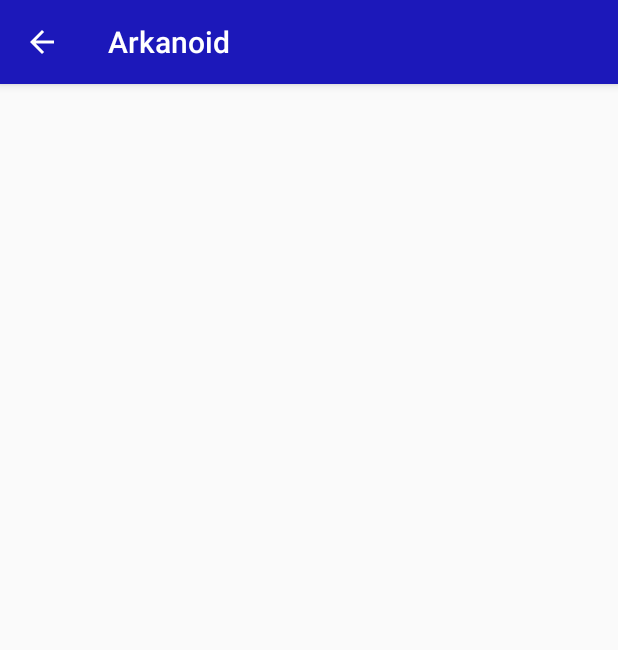
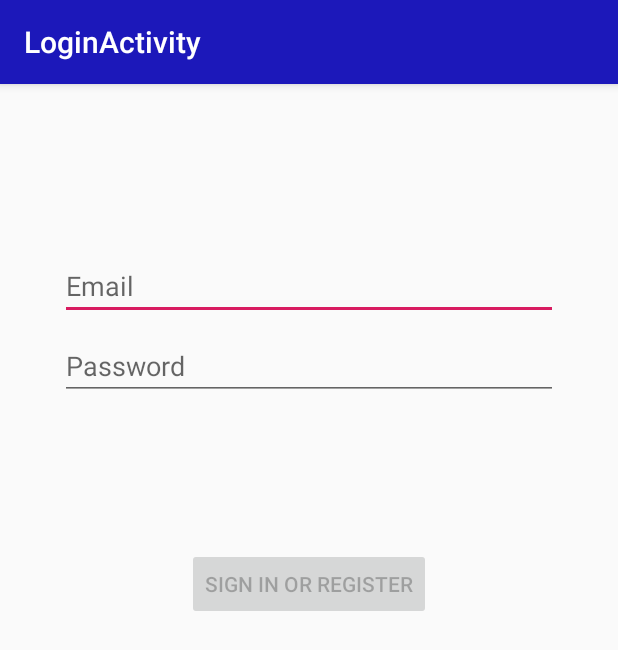
Before and after one commit to lev1492/ArkaNull, an Android app: the screen it shows after launch (Account before the commit, LoginActivity after it), after a tap on "ACCOUNT", on a phone screen of 412 x 824 dp. Shown: the top 650 px of the screen. Run offline under Robolectric (Android 15) with nearby library versions, the phone set to English and light mode, and no system bars.

Commit message:
Cliccando su account, si va sulla schermata di login

```diff
--- a/app/src/main/java/com/example/android/arkanull/Menu.java
+++ b/app/src/main/java/com/example/android/arkanull/Menu.java
@@ -5,6 +5,8 @@ import android.support.v7.app.AppCompatActivity;
 import android.os.Bundle;
 import android.view.Display;
 import android.view.View;
+
+import com.example.android.arkanull.ui.login.LoginActivity;
 
 public class Menu extends AppCompatActivity {
 
@@ -15,7 +17,7 @@ public class Menu extends AppCompatActivity {
     }
 
     public void openAccount(View view){
-        Intent intent = new Intent(this , Account.class);
+        Intent intent = new Intent(this , LoginActivity.class);
         startActivity(intent);
     }
     public void gioca(View view){
--- /dev/null
+++ b/app/src/main/java/com/example/android/arkanull/data/LoginRepository.java
@@ -0,0 +1,54 @@
+package com.example.android.arkanull.data;
+
+import com.example.android.arkanull.data.model.LoggedInUser;
+
+/**
+ * Class that requests authentication and user information from the remote data source and
+ * maintains an in-memory cache of login status and user credentials information.
+ */
+public class LoginRepository {
+
+    private static volatile LoginRepository instance;
+
+    private LoginDataSource dataSource;
+
+    // If user credentials will be cached in local storage, it is recommended it be encrypted
+    // @see https://developer.android.com/training/articles/keystore
+    private LoggedInUser user = null;
+
+    // private constructor : singleton access
+    private LoginRepository(LoginDataSource dataSource) {
+        this.dataSource = dataSource;
+    }
+
+    public static LoginRepository getInstance(LoginDataSource dataSource) {
+        if (instance == null) {
+            instance = new LoginRepository(dataSource);
+        }
+        return instance;
+    }
+
+    public boolean isLoggedIn() {
+        return user != null;
+    }
+
+    public void logout() {
+        user = null;
+        dataSource.logout();
+    }
+
+    private void setLoggedInUser(LoggedInUser user) {
+        this.user = user;
+        // If user credentials will be cached in local storage, it is recommended it be encrypted
+        // @see https://developer.android.com/training/articles/keystore
+    }
+
+    public Result<LoggedInUser> login(String username, String password) {
+        // handle login
+        Result<LoggedInUser> result = dataSource.login(username, password);
+        if (result instanceof Result.Success) {
+            setLoggedInUser(((Result.Success<LoggedInUser>) result).getData());
+        }
+        return result;
+    }
+}
--- /dev/null
+++ b/app/src/main/java/com/example/android/arkanull/ui/login/LoginActivity.java
@@ -0,0 +1,132 @@
+package com.example.android.arkanull.ui.login;
+
+import android.app.Activity;
+import android.arch.lifecycle.Observer;
+import android.arch.lifecycle.ViewModelProvider;
+import android.os.Bundle;
+import android.support.annotation.Nullable;
+import android.support.annotation.StringRes;
+import android.support.v7.app.AppCompatActivity;
+import android.text.Editable;
+import android.text.TextWatcher;
+import android.view.KeyEvent;
+import android.view.View;
+import android.view.inputmethod.EditorInfo;
+import android.widget.Button;
+import android.widget.EditText;
+import android.widget.ProgressBar;
+import android.widget.TextView;
+import android.widget.Toast;
+
+import com.example.android.arkanull.R;
+import com.example.android.arkanull.ui.login.LoginViewModel;
+import com.example.android.arkanull.ui.login.LoginViewModelFactory;
+import com.example.android.arkanull.databinding.ActivityLoginBinding;
+
+public class LoginActivity extends AppCompatActivity {
+
+    private LoginViewModel loginViewModel;
+    private ActivityLoginBinding binding;
+
+    @Override
+    public void onCreate(Bundle savedInstanceState) {
+        super.onCreate(savedInstanceState);
+
+        binding = ActivityLoginBinding.inflate(getLayoutInflater());
+        setContentView(binding.getRoot());
+
+        loginViewModel = new ViewModelProvider(this, new LoginViewModelFactory())
+                .get(LoginViewModel.class);
+
+        final EditText usernameEditText = binding.username;
+        final EditText passwordEditText = binding.password;
+        final Button loginButton = binding.login;
+        final ProgressBar loadingProgressBar = binding.loading;
+
+        loginViewModel.getLoginFormState().observe(this, new Observer<LoginFormState>() {
+            @Override
+            public void onChanged(@Nullable LoginFormState loginFormState) {
+                if (loginFormState == null) {
+                    return;
+                }
+                loginButton.setEnabled(loginFormState.isDataValid());
+                if (loginFormState.getUsernameError() != null) {
+                    usernameEditText.setError(getString(loginFormState.getUsernameError()));
+                }
+                if (loginFormState.getPasswordError() != null) {
+                    passwordEditText.setError(getString(loginFormState.getPasswordError()));
+                }
+            }
+        });
+
+        loginViewModel.getLoginResult().observe(this, new Observer<LoginResult>() {
+            @Override
+            public void onChanged(@Nullable LoginResult loginResult) {
+                if (loginResult == null) {
+                    return;
+                }
+                loadingProgressBar.setVisibility(View.GONE);
+                if (loginResult.getError() != null) {
+                    showLoginFailed(loginResult.getError());
+                }
+                if (loginResult.getSuccess() != null) {
+                    updateUiWithUser(loginResult.getSuccess());
+                }
+                setResult(Activity.RESULT_OK);
+
+                //Complete and destroy login activity once successful
+                finish();
+            }
+        });
+
+        TextWatcher afterTextChangedListener = new TextWatcher() {
+            @Override
+            public void beforeTextChanged(CharSequence s, int start, int count, int after) {
+                // ignore
+            }
+
+            @Override
+            public void onTextChanged(CharSequence s, int start, int before, int count) {
+                // ignore
+            }
+
+            @Override
+            public void afterTextChanged(Editable s) {
+                loginViewModel.loginDataChanged(usernameEditText.getText().toString(),
+                        passwordEditText.getText().toString());
+            }
+        };
+        usernameEditText.addTextChangedListener(afterTextChangedListener);
+        passwordEditText.addTextChangedListener(afterTextChangedListener);
+        passwordEditText.setOnEditorActionListener(new TextView.OnEditorActionListener() {
+
+            @Override
+            public boolean onEditorAction(TextView v, int actionId, KeyEvent event) {
+                if (actionId == EditorInfo.IME_ACTION_DONE) {
+                    loginViewModel.login(usernameEditText.getText().toString(),
+                            passwordEditText.getText().toString());
+                }
+                return false;
+            }
+        });
+
+        loginButton.setOnClickListener(new View.OnClickListener() {
+            @Override
+            public void onClick(View v) {
+                loadingProgressBar.setVisibility(View.VISIBLE);
+                loginViewModel.login(usernameEditText.getText().toString(),
+                        passwordEditText.getText().toString());
+            }
+        });
+    }
+
+    private void updateUiWithUser(LoggedInUserView model) {
+        String welcome = getString(R.string.welcome) + model.getDisplayName();
+        // TODO : initiate successful logged in experience
+        Toast.makeText(getApplicationContext(), welcome, Toast.LENGTH_LONG).show();
+    }
+
+    private void showLoginFailed(@StringRes Integer errorString) {
+        Toast.makeText(getApplicationContext(), errorString, Toast.LENGTH_SHORT).show();
+    }
+}
--- /dev/null
+++ b/app/src/main/java/com/example/android/arkanull/ui/login/LoginViewModel.java
@@ -0,0 +1,69 @@
+package com.example.android.arkanull.ui.login;
+
+import android.arch.lifecycle.LiveData;
+import android.arch.lifecycle.MutableLiveData;
+import android.arch.lifecycle.ViewModel;
+import android.util.Patterns;
+
+import com.example.android.arkanull.data.LoginRepository;
+import com.example.android.arkanull.data.Result;
+import com.example.android.arkanull.data.model.LoggedInUser;
+import com.example.android.arkanull.R;
+
+public class LoginViewModel extends ViewModel {
+
+    private MutableLiveData<LoginFormState> loginFormState = new MutableLiveData<>();
+    private MutableLiveData<LoginResult> loginResult = new MutableLiveData<>();
+    private LoginRepository loginRepository;
+
+    LoginViewModel(LoginRepository loginRepository) {
+        this.loginRepository = loginRepository;
+    }
+
+    LiveData<LoginFormState> getLoginFormState() {
+        return loginFormState;
+    }
+
+    LiveData<LoginResult> getLoginResult() {
+        return loginResult;
+    }
+
+    public void login(String username, String password) {
+        // can be launched in a separate asynchronous job
+        Result<LoggedInUser> result = loginRepository.login(username, password);
+
+        if (result instanceof Result.Success) {
+            LoggedInUser data = ((Result.Success<LoggedInUser>) result).getData();
+            loginResult.setValue(new LoginResult(new LoggedInUserView(data.getDisplayName())));
+        } else {
+            loginResult.setValue(new LoginResult(R.string.login_failed));
+        }
+    }
+
+    public void loginDataChanged(String username, String password) {
+        if (!isUserNameValid(username)) {
+            loginFormState.setValue(new LoginFormState(R.string.invalid_username, null));
+        } else if (!isPasswordValid(password)) {
+            loginFormState.setValue(new LoginFormState(null, R.string.invalid_password));
+        } else {
+            loginFormState.setValue(new LoginFormState(true));
+        }
+    }
+
+    // A placeholder username validation check
+    private boolean isUserNameValid(String username) {
+        if (username == null) {
+            return false;
+        }
+        if (username.contains("@")) {
+            return Patterns.EMAIL_ADDRESS.matcher(username).matches();
+        } else {
+            return !username.trim().isEmpty();
+        }
+    }
+
+    // A placeholder password validation check
+    private boolean isPasswordValid(String password) {
+        return password != null && password.trim().length() > 5;
+    }
+}
--- /dev/null
+++ b/app/src/main/java/com/example/android/arkanull/ui/login/LoginViewModelFactory.java
@@ -0,0 +1,26 @@
+package com.example.android.arkanull.ui.login;
+
+import android.arch.lifecycle.ViewModel;
+import android.arch.lifecycle.ViewModelProvider;
+import android.support.annotation.NonNull;
+
+import com.example.android.arkanull.data.LoginDataSource;
+import com.example.android.arkanull.data.LoginRepository;
+
+/**
+ * ViewModel provider factory to instantiate LoginViewModel.
+ * Required given LoginViewModel has a non-empty constructor
+ */
+public class LoginViewModelFactory implements ViewModelProvider.Factory {
+
+    @NonNull
+    @Override
+    @SuppressWarnings("unchecked")
+    public <T extends ViewModel> T create(@NonNull Class<T> modelClass) {
+        if (modelClass.isAssignableFrom(LoginViewModel.class)) {
+            return (T) new LoginViewModel(LoginRepository.getInstance(new LoginDataSource()));
+        } else {
+            throw new IllegalArgumentException("Unknown ViewModel class");
+        }
+    }
+}
--- /dev/null
+++ b/app/src/main/res/layout/activity_login.xml
@@ -0,0 +1,76 @@
+<?xml version="1.0" encoding="utf-8"?>
+<android.support.constraint.ConstraintLayout xmlns:android="http://schemas.android.com/apk/res/android"
+    xmlns:app="http://schemas.android.com/apk/res-auto"
+    xmlns:tools="http://schemas.android.com/tools"
+    android:id="@+id/container"
+    android:layout_width="match_parent"
+    android:layout_height="match_parent"
+    android:paddingLeft="@dimen/activity_horizontal_margin"
+    android:paddingTop="@dimen/activity_vertical_margin"
+    android:paddingRight="@dimen/activity_horizontal_margin"
+    android:paddingBottom="@dimen/activity_vertical_margin"
+    tools:context=".ui.login.LoginActivity">
+
+    <EditText
+        android:id="@+id/username"
+        android:layout_width="0dp"
+        android:layout_height="wrap_content"
+        android:layout_marginStart="24dp"
+        android:layout_marginTop="96dp"
+        android:layout_marginEnd="24dp"
+        android:hint="@string/prompt_email"
+        android:inputType="textEmailAddress"
+        android:selectAllOnFocus="true"
+        app:layout_constraintEnd_toEndOf="parent"
+        app:layout_constraintStart_toStartOf="parent"
+        app:layout_constraintTop_toTopOf="parent" />
+
+    <EditText
+        android:id="@+id/password"
+        android:layout_width="0dp"
+        android:layout_height="wrap_content"
+        android:layout_marginStart="24dp"
+        android:layout_marginTop="8dp"
+        android:layout_marginEnd="24dp"
+        android:hint="@string/prompt_password"
+        android:imeActionLabel="@string/action_sign_in_short"
+        android:imeOptions="actionDone"
+        android:inputType="textPassword"
+        android:selectAllOnFocus="true"
+        app:layout_constraintEnd_toEndOf="parent"
+        app:layout_constraintStart_toStartOf="parent"
+        app:layout_constraintTop_toBottomOf="@+id/username" />
+
+    <Button
+        android:id="@+id/login"
+        android:layout_width="wrap_content"
+        android:layout_height="wrap_content"
+        android:layout_gravity="start"
+        android:layout_marginStart="48dp"
+        android:layout_marginTop="16dp"
+        android:layout_marginEnd="48dp"
+        android:layout_marginBottom="64dp"
+        android:enabled="false"
+        android:text="@string/action_sign_in"
+        app:layout_constraintBottom_toBottomOf="parent"
+        app:layout_constraintEnd_toEndOf="parent"
+        app:layout_constraintStart_toStartOf="parent"
+        app:layout_constraintTop_toBottomOf="@+id/password"
+        app:layout_constraintVertical_bias="0.2" />
+
+    <ProgressBar
+        android:id="@+id/loading"
+        android:layout_width="wrap_content"
+        android:layout_height="wrap_content"
+        android:layout_gravity="center"
+        android:layout_marginStart="32dp"
+        android:layout_marginTop="64dp"
+        android:layout_marginEnd="32dp"
+        android:layout_marginBottom="64dp"
+        android:visibility="gone"
+        app:layout_constraintBottom_toBottomOf="parent"
+        app:layout_constraintEnd_toEndOf="@+id/password"
+        app:layout_constraintStart_toStartOf="@+id/password"
+        app:layout_constraintTop_toTopOf="parent"
+        app:layout_constraintVertical_bias="0.3" />
+</android.support.constraint.ConstraintLayout>
--- /dev/null
+++ b/app/src/main/res/values/dimens.xml
@@ -0,0 +1,5 @@
+<resources>
+    <!-- Default screen margins, per the Android Design guidelines. -->
+    <dimen name="activity_horizontal_margin">16dp</dimen>
+    <dimen name="activity_vertical_margin">16dp</dimen>
+</resources>
--- a/app/src/main/res/values/strings.xml
+++ b/app/src/main/res/values/strings.xml
@@ -1,3 +1,14 @@
 <resources>
     <string name="app_name">Arkanoid</string>
+    <string name="title_activity_login">LoginActivity</string>
+    <string name="prompt_email">Email</string>
+    <string name="prompt_password">Password</string>
+    <string name="action_sign_in">Sign in or register</string>
+    <string name="action_sign_in_short">Sign in</string>
+    <string name="welcome">"Welcome !"</string>
+    <string name="invalid_username">Not a valid username</string>
+    <string name="invalid_password">Password must be >5 characters</string>
+    <string name="login_failed">"Login failed"</string>
+    <string name="account">"Account"</string>
+
 </resources>
```
Also changed, not shown: app/build.gradle (+7 -0 lines), app/src/main/AndroidManifest.xml (+16 -10 lines), app/src/main/java/com/example/android/arkanull/data/LoginDataSource.java (added, +29 -0 lines), app/src/main/java/com/example/android/arkanull/data/Result.java (added, +48 -0 lines), app/src/main/java/com/example/android/arkanull/data/model/LoggedInUser.java (added, +23 -0 lines), app/src/main/java/com/example/android/arkanull/ui/login/LoggedInUserView.java (added, +17 -0 lines), app/src/main/java/com/example/android/arkanull/ui/login/LoginFormState.java (added, +40 -0 lines), app/src/main/java/com/example/android/arkanull/ui/login/LoginResult.java (added, +31 -0 lines), app/src/main/res/layout/activity_account.xml (+7 -1 lines).
